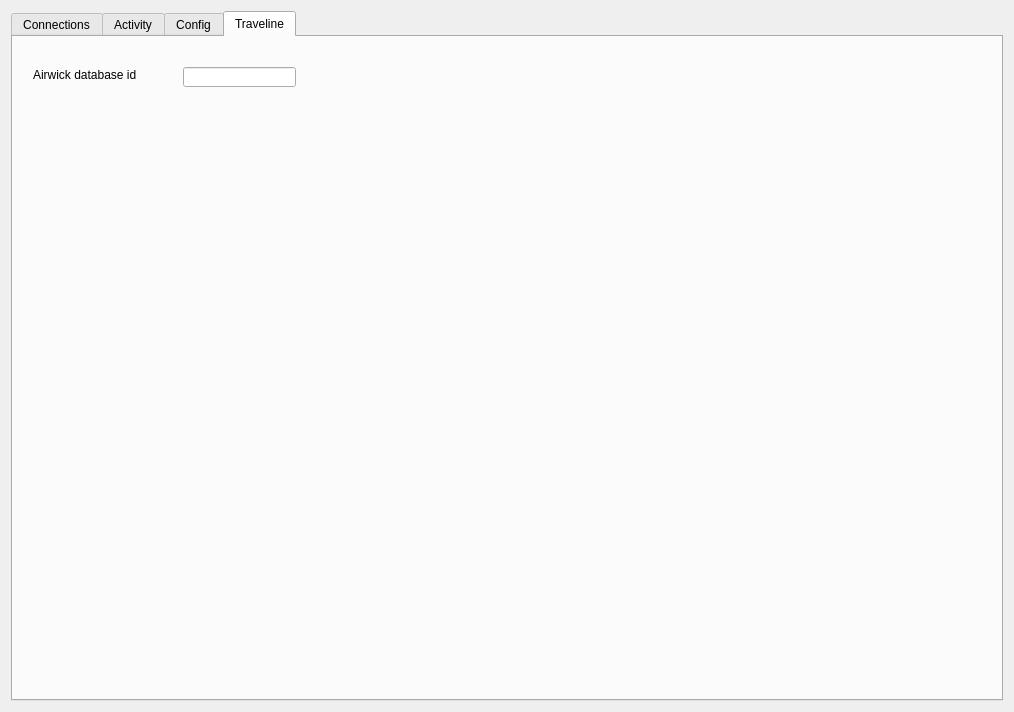
End1-1/Resort, file Server/dlgmain.ui: the form before one commit.
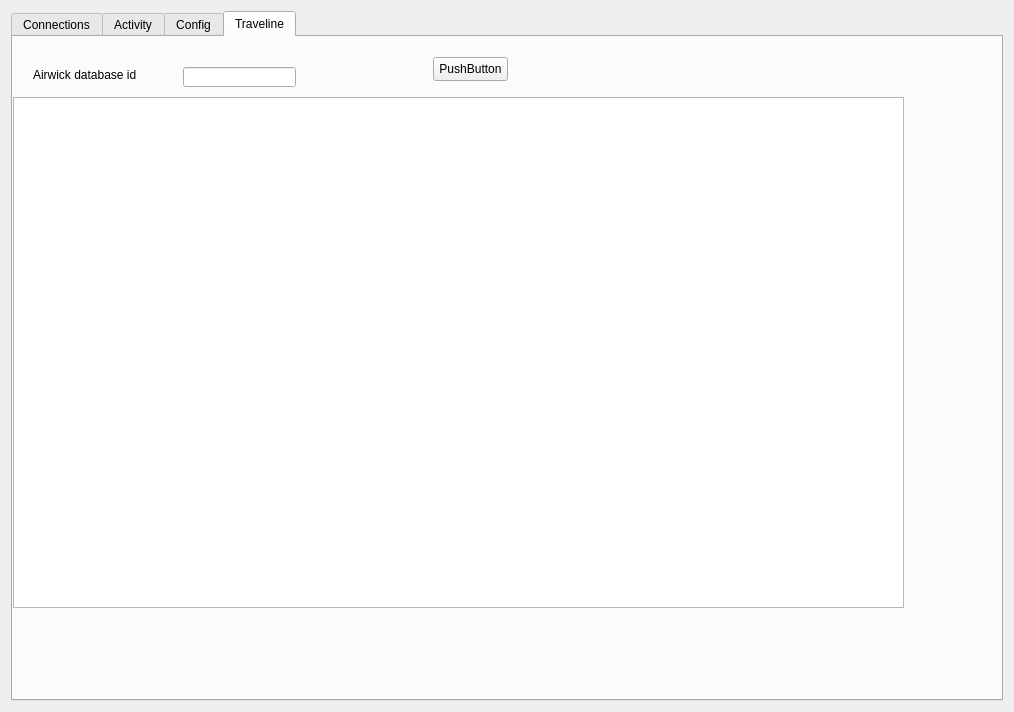
The form after the commit. The open tabs and pages were chosen to show the change.

```diff
--- a/Server/dlgmain.ui
+++ b/Server/dlgmain.ui
@@ -443,6 +443,29 @@
         </rect>
        </property>
       </widget>
+      <widget class="QTextEdit" name="ttCustom">
+       <property name="geometry">
+        <rect>
+         <x>0</x>
+         <y>60</y>
+         <width>891</width>
+         <height>511</height>
+        </rect>
+       </property>
+      </widget>
+      <widget class="QPushButton" name="pushButton">
+       <property name="geometry">
+        <rect>
+         <x>420</x>
+         <y>20</y>
+         <width>75</width>
+         <height>24</height>
+        </rect>
+       </property>
+       <property name="text">
+        <string>PushButton</string>
+       </property>
+      </widget>
      </widget>
     </widget>
    </item>
```
